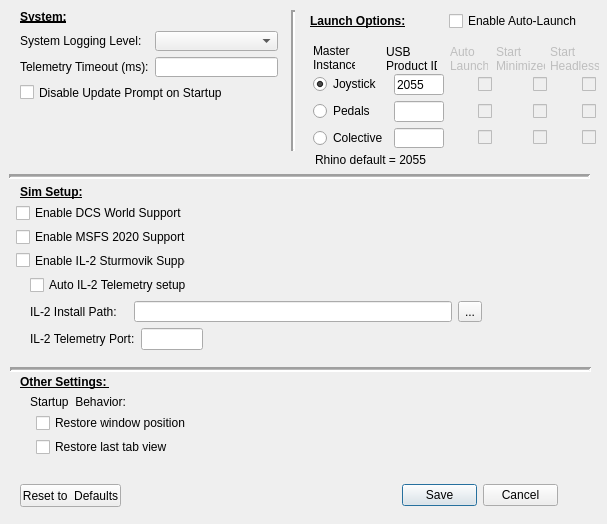
Old version of the form SM/system_settings.ui in the repository walmis/VPforce-TelemFFB.
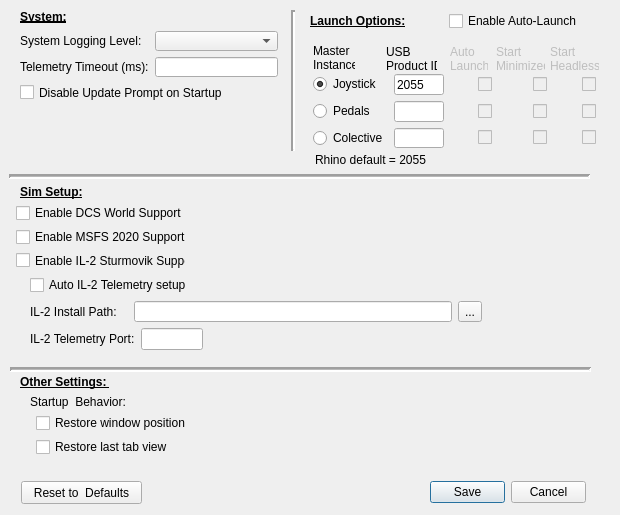
New version of the form.

Commit message: GH Issue #35 - static settings window size

```diff
--- a/SM/system_settings.ui
+++ b/SM/system_settings.ui
@@ -6,8 +6,8 @@
    <rect>
     <x>0</x>
     <y>0</y>
-    <width>607</width>
-    <height>524</height>
+    <width>620</width>
+    <height>515</height>
    </rect>
   </property>
   <property name="sizePolicy">
@@ -18,14 +18,14 @@
   </property>
   <property name="minimumSize">
    <size>
-    <width>490</width>
-    <height>355</height>
+    <width>620</width>
+    <height>515</height>
    </size>
   </property>
   <property name="maximumSize">
    <size>
-    <width>800</width>
-    <height>800</height>
+    <width>620</width>
+    <height>515</height>
    </size>
   </property>
   <property name="windowTitle">
@@ -59,8 +59,8 @@
   <widget class="QDialogButtonBox" name="buttonBox">
    <property name="geometry">
     <rect>
-     <x>402</x>
-     <y>484</y>
+     <x>430</x>
+     <y>481</y>
      <width>156</width>
      <height>23</height>
     </rect>
@@ -75,9 +75,9 @@
   <widget class="QPushButton" name="resetButton">
    <property name="geometry">
     <rect>
-     <x>20</x>
-     <y>484</y>
-     <width>101</width>
+     <x>21</x>
+     <y>481</y>
+     <width>121</width>
      <height>23</height>
     </rect>
    </property>
```
The commit also changes 1 other file.
